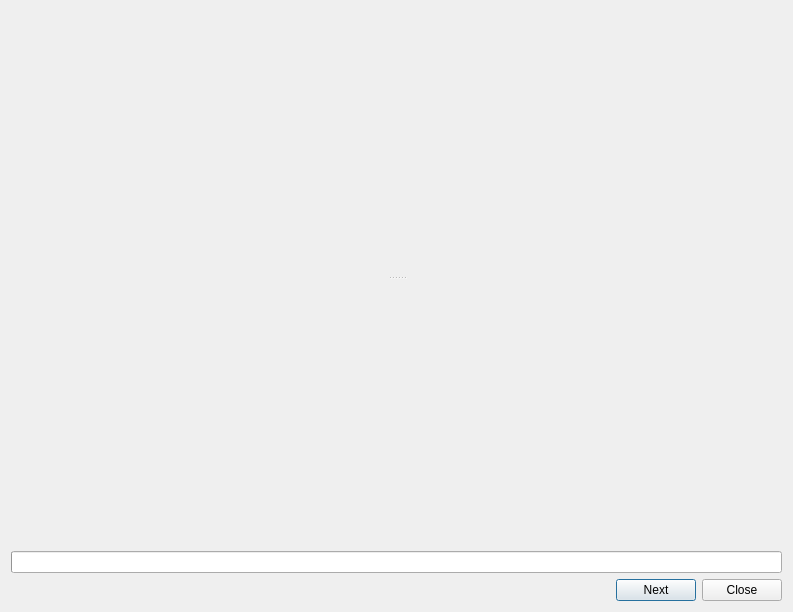
Qt form resources/ui/tool_interface.ui (cmontesano/xappt_qt) before a commit.
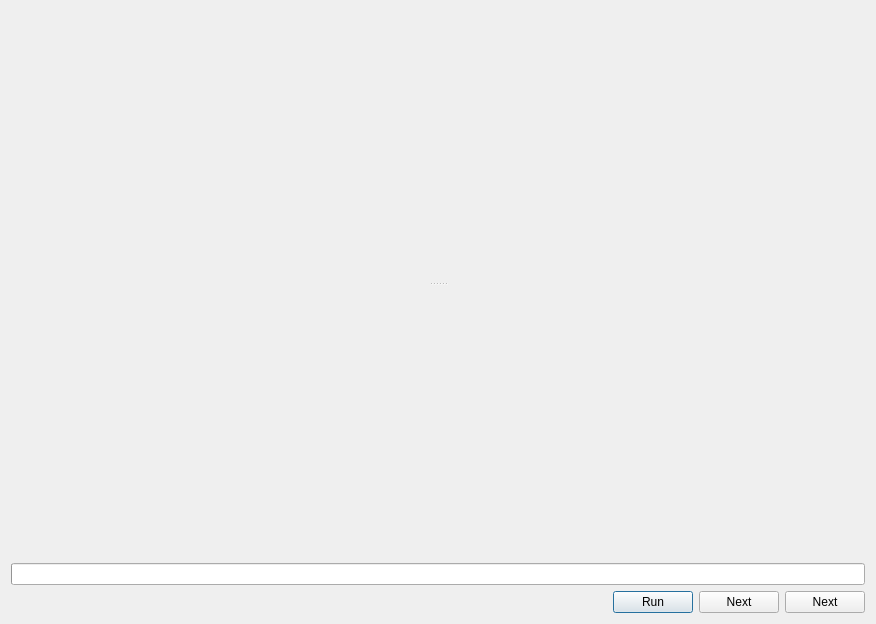
The same form after that commit.

Commit message:
support auto advance toggle
To disable auto advance (current behavior) you can either add a class attribute named `auto_advance` and set it to **False**, or modify the `can_auto_advance` function in `xappt_qt.utilities.tool_attributes` to use `False` as the default rather than `True`.

```diff
--- a/resources/ui/tool_interface.ui
+++ b/resources/ui/tool_interface.ui
@@ -6,8 +6,8 @@
    <rect>
     <x>0</x>
     <y>0</y>
-    <width>793</width>
-    <height>612</height>
+    <width>876</width>
+    <height>624</height>
    </rect>
   </property>
   <property name="windowTitle">
@@ -19,13 +19,8 @@
      <property name="orientation">
       <enum>Qt::Vertical</enum>
      </property>
-     <property name="handleWidth">
-      <number>8</number>
-     </property>
-     <widget class="QStackedWidget" name="stackedWidget">
-      <property name="currentIndex">
-       <number>-1</number>
-      </property>
+     <widget class="QWidget" name="toolContainer" native="true">
+      <layout class="QVBoxLayout" name="verticalLayout_2"/>
      </widget>
      <widget class="QWidget" name="consoleContainer" native="true">
       <layout class="QVBoxLayout" name="verticalLayout">
@@ -63,17 +58,21 @@
      <item>
       <widget class="QPushButton" name="btnNext">
        <property name="text">
-        <string>Next</string>
+        <string>Run</string>
        </property>
       </widget>
      </item>
      <item>
       <widget class="QPushButton" name="btnClose">
        <property name="text">
-        <string>Close</string>
+        <string>Next</string>
        </property>
-       <property name="autoDefault">
-        <bool>false</bool>
+      </widget>
+     </item>
+     <item>
+      <widget class="QPushButton" name="btnRunAndAdvance">
+       <property name="text">
+        <string>Next</string>
        </property>
       </widget>
      </item>
```
Left out of the diff: 30 changed lines with no effect on the pictures. The commit also changes 4 other files.
